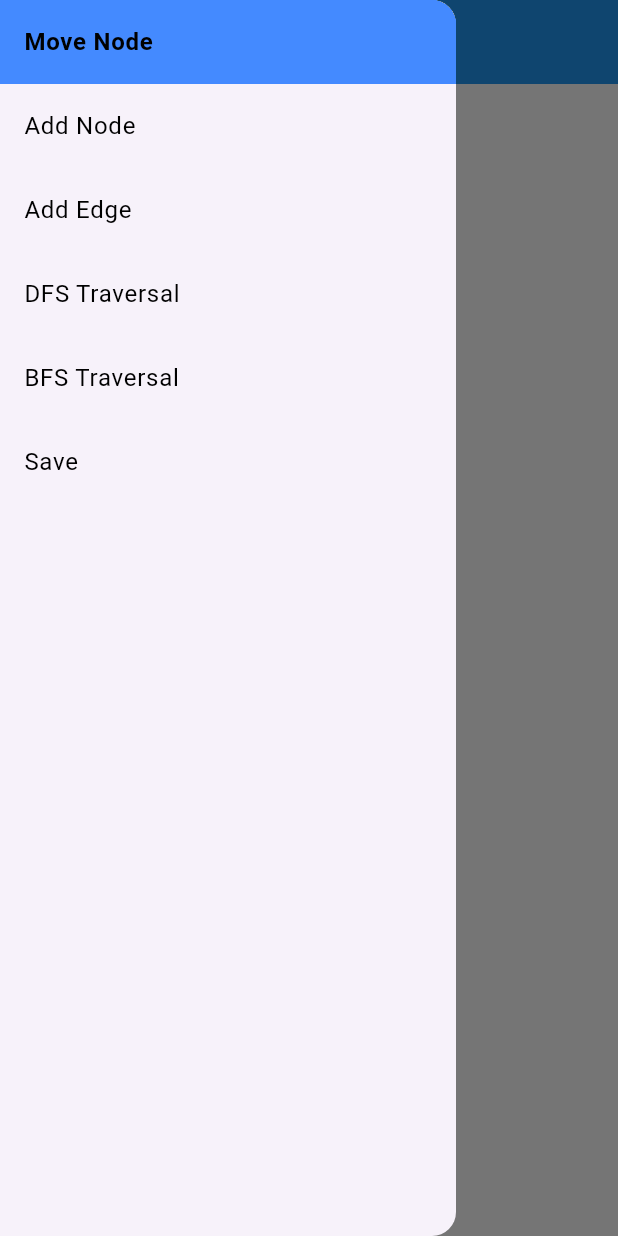
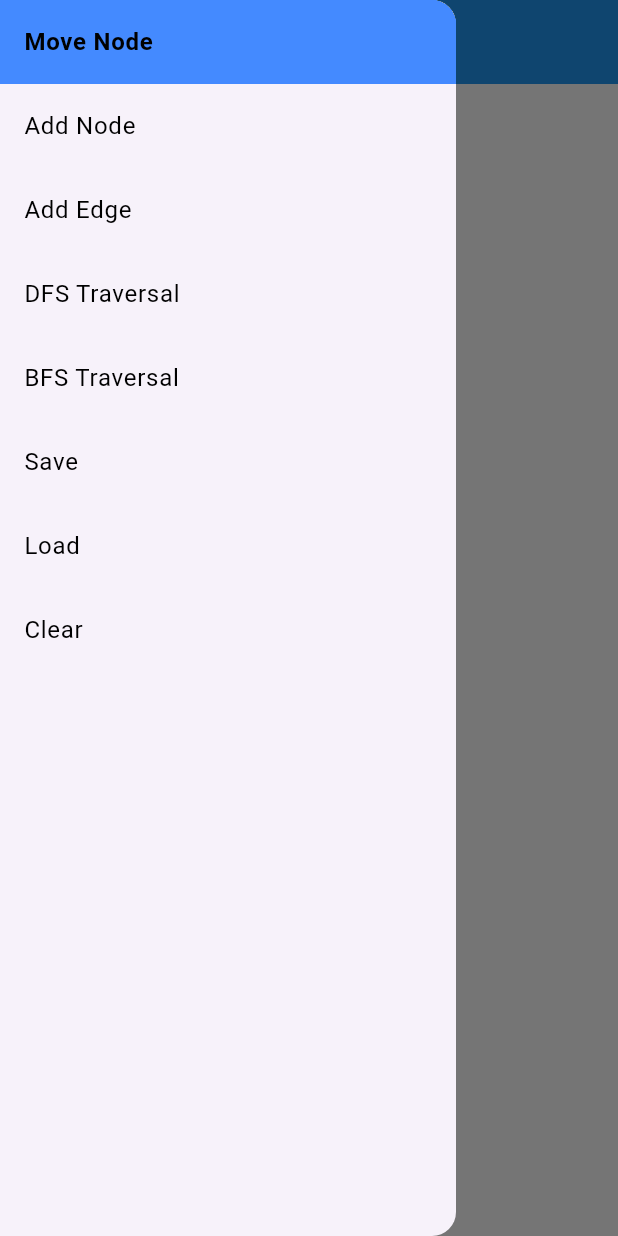
Before and after one commit to JuanSign/mobile_app, a Flutter app: the screen it shows after launch, with the side drawer open, on a phone screen of 412 x 824 dp. Run offline on Flutter 3.47's test engine with Material 3 defaults, Android fonts, the phone set to English and light mode, and no system bars.

Commit message:
feat : implementing load and clear

```diff
--- a/grapher/lib/pages/sandbox_page.dart
+++ b/grapher/lib/pages/sandbox_page.dart
@@ -138,6 +138,38 @@ class _SandboxPageState extends State<SandboxPage> {
                 Navigator.pop(context);
               },
             ),
+            ListTile(
+              title: Text(
+                'Load',
+                style: TextStyle(
+                  fontWeight:
+                      _mode == 'Load' ? FontWeight.bold : FontWeight.normal,
+                  color: Colors.black,
+                ),
+              ),
+              selected: _mode == 'Load',
+              selectedTileColor: Colors.blueAccent,
+              onTap: () {
+                _switchMode('Load');
+                Navigator.pop(context);
+              },
+            ),
+            ListTile(
+              title: Text(
+                'Clear',
+                style: TextStyle(
+                  fontWeight:
+                      _mode == 'Clear' ? FontWeight.bold : FontWeight.normal,
+                  color: Colors.black,
+                ),
+              ),
+              selected: _mode == 'Clear',
+              selectedTileColor: Colors.blueAccent,
+              onTap: () {
+                _switchMode('Clear');
+                Navigator.pop(context);
+              },
+            ),
           ],
         ),
       ),
```
Also changed, not shown: grapher/lib/components/graph_canvas.dart (+123 -0 lines).
